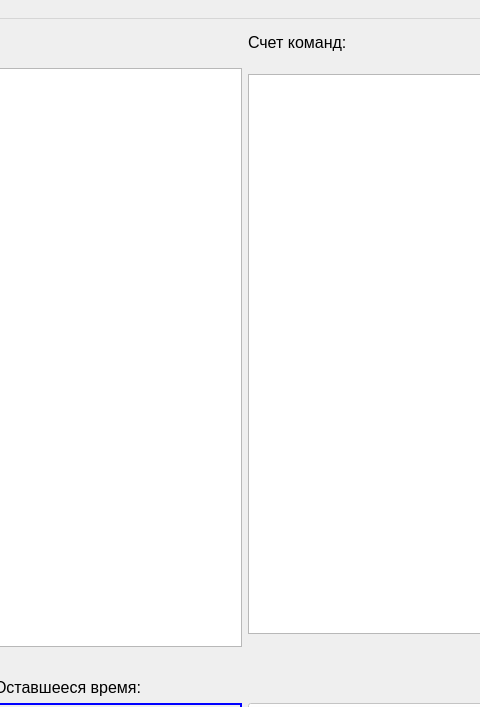
The window that DesignMain.ui (notiel/brainring) describes before a commit, drawn with Qt 5; both pictures show x 524 to 1004 and y 0 to 707 of the 1281 by 852 pixel window.
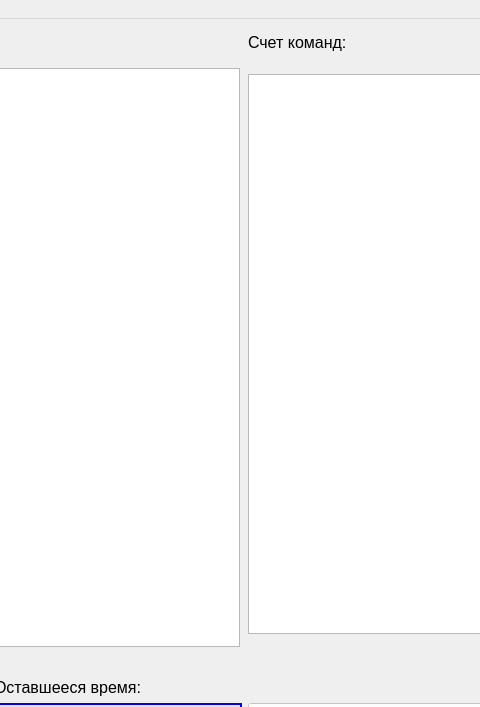
The same window after the commit.

Commit message: category ui file renamed

What changed in the file:
```diff
--- a/DesignMain.ui
+++ b/DesignMain.ui
@@ -331,6 +331,12 @@
         <height>150</height>
        </size>
       </property>
+      <property name="maximumSize">
+       <size>
+        <width>755</width>
+        <height>16777215</height>
+       </size>
+      </property>
       <property name="html">
        <string>&lt;!DOCTYPE HTML PUBLIC &quot;-//W3C//DTD HTML 4.0//EN&quot; &quot;http://www.w3.org/TR/REC-html40/strict.dtd&quot;&gt;
 &lt;html&gt;&lt;head&gt;&lt;meta name=&quot;qrichtext&quot; content=&quot;1&quot; /&gt;&lt;style type=&quot;text/css&quot;&gt;
```
The commit also changes 3 other files.
